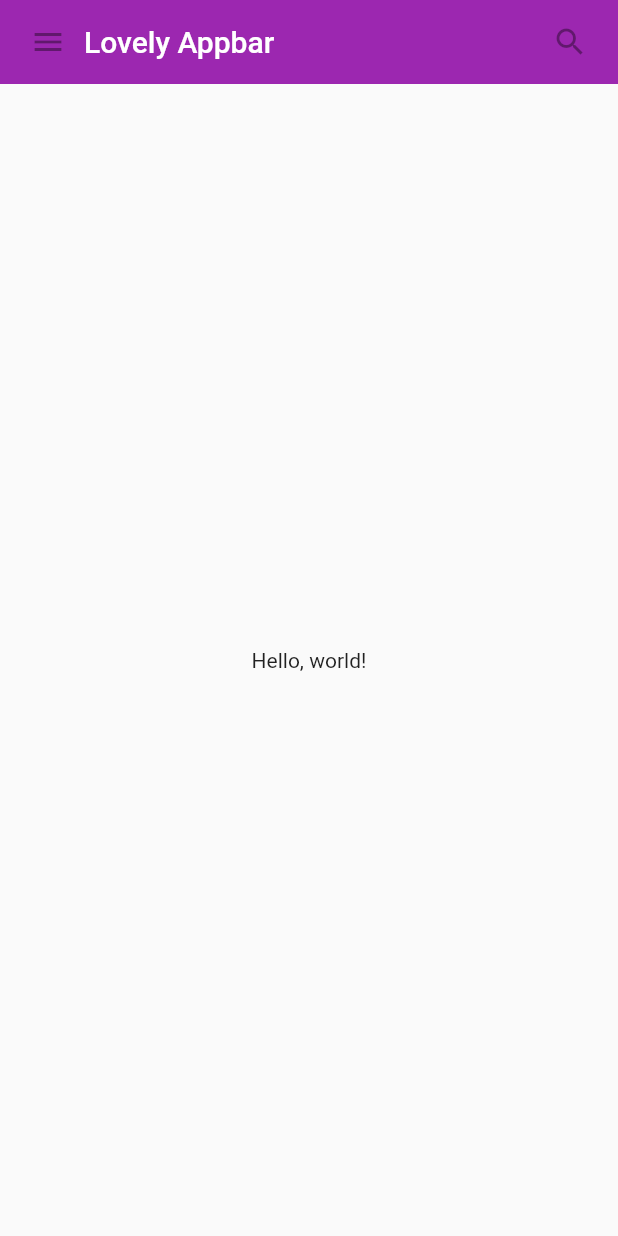
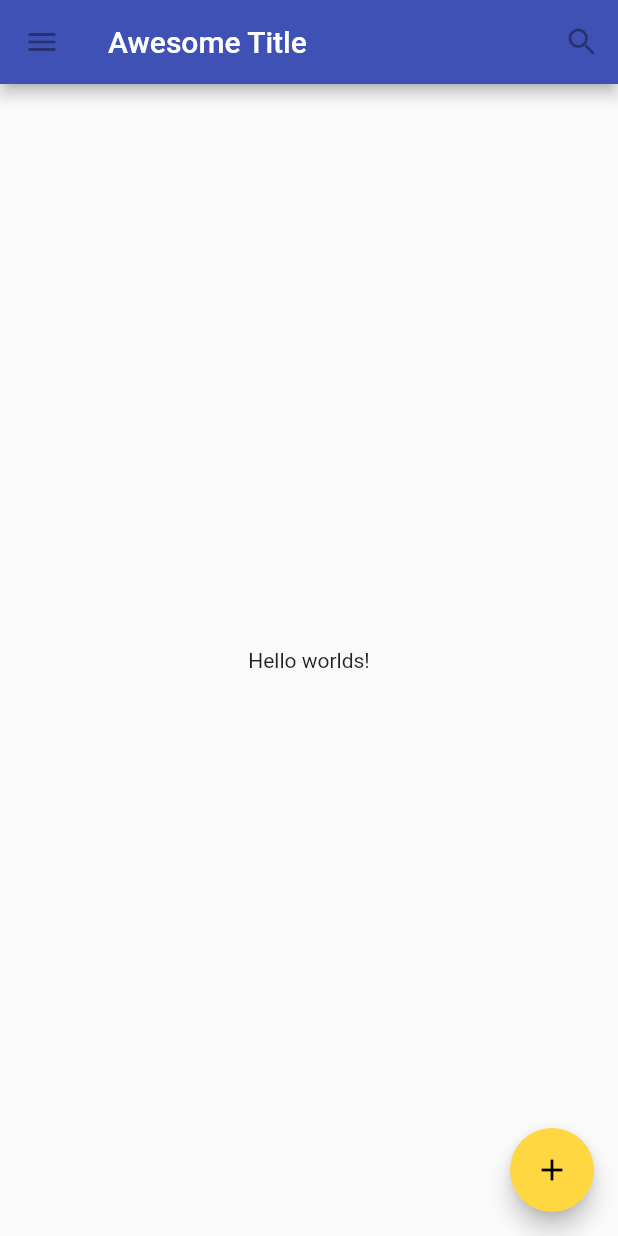
Before and after one commit to odifek/explore_flutter, a Flutter app: the screen it shows after launch, on a phone screen of 412 x 824 dp. Run offline on Flutter 3.47's test engine with Material 2 defaults, Android fonts, the phone set to English and light mode, and no system bars.

```diff
--- a/lib/main.dart
+++ b/lib/main.dart
@@ -1,64 +1,50 @@
 import 'package:flutter/material.dart';
 
-class MyAppBar extends StatelessWidget {
-  MyAppBar({this.title});
+void main() {
+  runApp(MaterialApp(
+    title: "Flutter Tutorial",
+    home: TutorialHome(),
+    theme: ThemeData(
+      primaryColor: Colors.indigo[500],
+      primaryColorDark: Colors.indigo[700],
+      accentColor: Colors.amberAccent,
+    ),
+  ));
+}
 
-  final Widget title;
-
+class TutorialHome extends StatelessWidget {
   @override
   Widget build(BuildContext context) {
-    return Container(
-      height: 56.0,
-      padding: const EdgeInsets.symmetric(horizontal: 8.0),
-      decoration: BoxDecoration(color: Colors.purple[500]),
-
-      // Row is a horizontal, linear layout
-      child: Row(
-        children: <Widget>[
-          IconButton(
-            icon: Icon(Icons.menu),
-            onPressed: null,
-            tooltip: 'Navigation Menu',
-          ),
-          // Expanded expands its child to fill the available space
-          Expanded(child: title),
+    return Scaffold(
+      appBar: AppBar(
+        leading: IconButton(
+          icon: Icon(Icons.menu),
+          onPressed: null,
+          tooltip: "Navigation Menu",
+        ),
+        title: Text('Awesome Title'),
+        actions: <Widget>[
           IconButton(
             icon: Icon(Icons.search),
+            tooltip: 'Search',
             onPressed: null,
-            tooltip: 'Search',
-          ),
+          )
         ],
+      ),
+      body: Center(
+        child: Text('Hello worlds!'),
+      ),
+      floatingActionButton: FloatingActionButton(
+        tooltip: 'Add',
+        child: Icon(
+          Icons.add,
+        ),
+        onPressed: doNothing,
       ),
     );
   }
-}
 
-class MyScaffold extends StatelessWidget {
-  @override
-  Widget build(BuildContext context) {
-    return Material(
-      // Column is vertical linear layout
-      child: Column(
-        children: <Widget>[
-          MyAppBar(
-            title: Text(
-              'Lovely Appbar',
-              style: Theme.of(context).primaryTextTheme.title,
-            ),
-          ),
-          Expanded(
-              child: Center(
-            child: Text("Hello, world!"),
-          ))
-        ],
-      ),
-    );
+  void doNothing() {
+    print("You mean nothing?");
   }
 }
-
-void main() {
-  runApp(MaterialApp(
-    title: "My App",
-    home: MyScaffold(),
-  ));
-}
```
